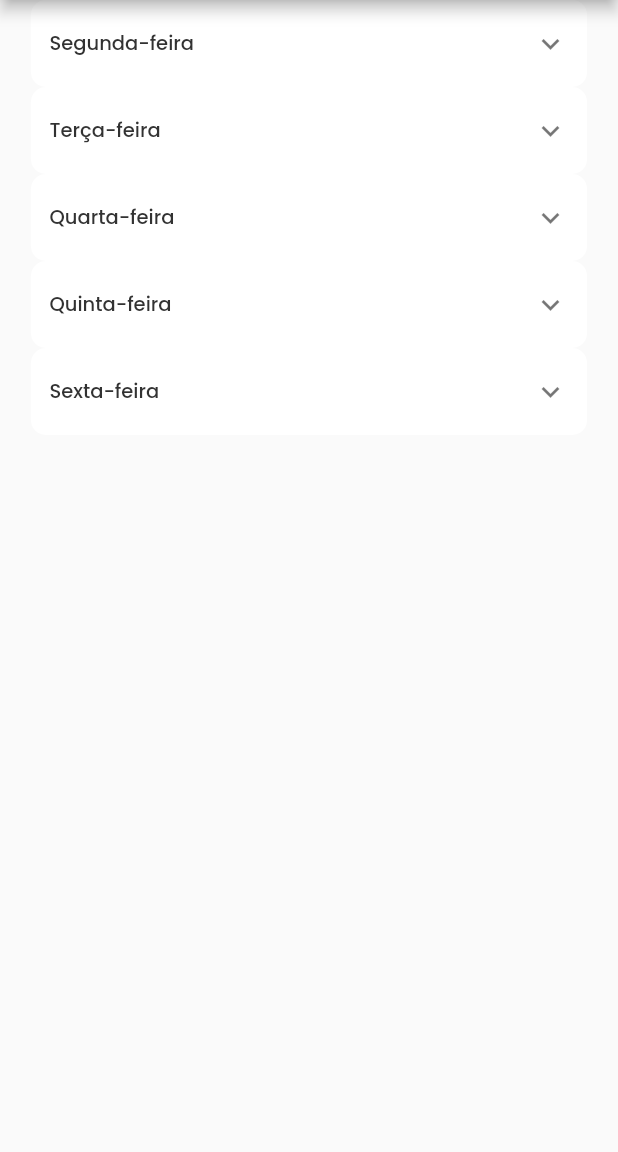
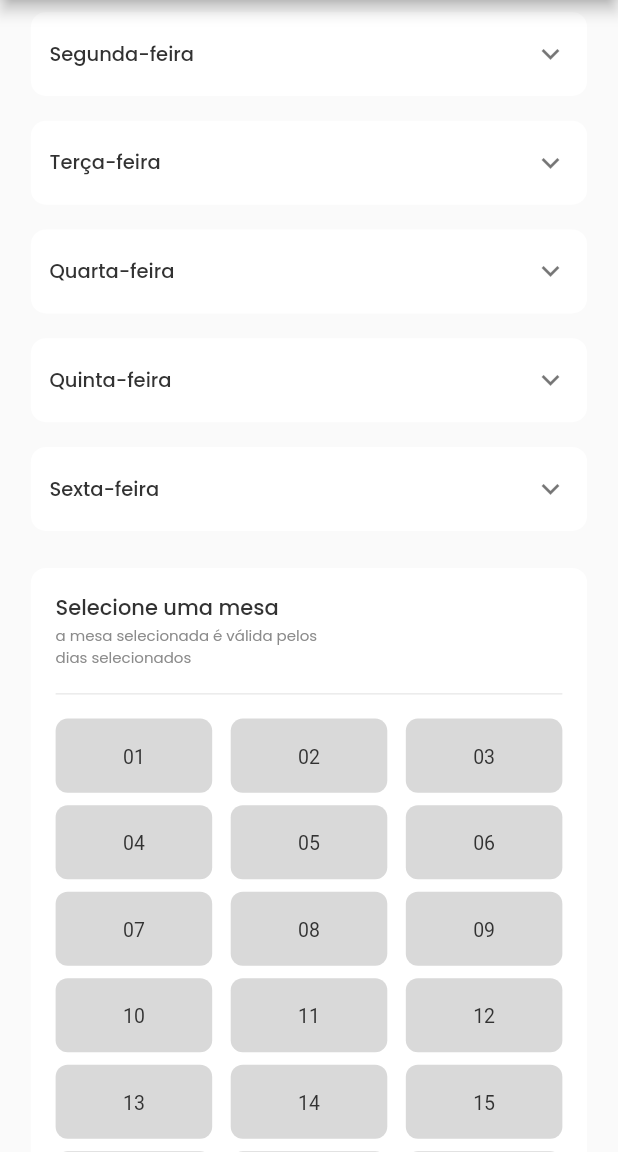
Before and after one commit to LAMPI-Oficial/Easy-Flow, a Flutter app: the screen it shows after launch, on a phone screen of 412 x 824 dp, the part 84-1236 px from its top. Run offline on Flutter 3.47's test engine with Material 2 defaults, Android fonts, the phone set to English and light mode, and no system bars; our stand-ins replace auto_size_text, get, result_dart; missing offline and left inert: stylish_dialog; accounts and stored records are empty; Roboto replaces fonts that are missing (Segoe UI).

Commit message:
add choose_table_widget

```diff
--- a/lib/layers/modules/add_horary/add_horary_page.dart
+++ b/lib/layers/modules/add_horary/add_horary_page.dart
@@ -1,5 +1,5 @@
 import 'package:easyflow/layers/modules/add_horary/widgets/add_day_widget.dart';
-// import 'package:flutter/cupertino.dart';
+import 'package:easyflow/layers/modules/add_horary/widgets/choose_table_widget.dart';
 import 'package:flutter/material.dart';
 import 'package:get/get.dart';
 
@@ -10,6 +10,9 @@ class AddHoraryPage extends GetView<AddHoraryController> {
 
   @override
   Widget build(BuildContext context) {
+    final medHeight = MediaQuery.of(context).size.height;
+    // final medWidth = MediaQuery.of(context).size.width;
+
     return GetBuilder<AddHoraryController>(
       init: AddHoraryController(),
       initState: (_) {},
@@ -21,7 +24,13 @@ class AddHoraryPage extends GetView<AddHoraryController> {
                 title: const Text('Horário'),
               ),
               body: SafeArea(
+                child: SingleChildScrollView(
                   child: Center(
+                    child: Padding(
+                      padding: const EdgeInsets.only(
+                        top: 8,
+                        bottom: 8,
+                      ),
                       child: Column(
                         children: [
                           AddDayWidget(
@@ -29,27 +38,49 @@ class AddHoraryPage extends GetView<AddHoraryController> {
                             aux: 0,
                             title: "Segunda-feira",
                           ),
-                      AddDayWidget(
+                          Padding(
+                            padding: EdgeInsets.symmetric(
+                              vertical: medHeight * .02,
+                            ),
+                            child: AddDayWidget(
                               selected: _.selectedTer,
                               aux: 1,
                               title: "Terça-feira",
+                            ),
                           ),
                           AddDayWidget(
                             selected: _.selectedQua,
                             aux: 2,
                             title: "Quarta-feira",
                           ),
-                      AddDayWidget(
+                          Padding(
+                            padding: EdgeInsets.symmetric(
+                              vertical: medHeight * .02,
+                            ),
+                            child: AddDayWidget(
                               selected: _.selectedQui,
                               aux: 3,
                               title: "Quinta-feira",
+                            ),
                           ),
                           AddDayWidget(
                             selected: _.selectedSex,
                             aux: 4,
                             title: "Sexta-feira",
                           ),
+                          Padding(
+                            padding: EdgeInsets.symmetric(
+                              vertical: medHeight * .03,
+                            ),
+                            child: const ChooseTableWidget(
+                              title: "Selecione uma mesa",
+                              subtitle:
+                                  "a mesa selecionada é válida pelos\ndias selecionados",
+                            ),
+                          )
                         ],
+                      ),
+                    ),
                   ),
                 ),
               ),
--- a/lib/layers/modules/add_horary/widgets/add_day_widget.dart
+++ b/lib/layers/modules/add_horary/widgets/add_day_widget.dart
@@ -24,13 +24,19 @@ class AddDayWidget extends GetView<AddHoraryController> {
       init: AddHoraryController(),
       initState: (_) {},
       builder: (_) {
-        return Container(
+        return SizedBox(
           width: medWidth * .90,
-          decoration: BoxDecoration(
-            color: Colors.white,
-            borderRadius: BorderRadius.circular(10),
-          ),
           child: ExpansionTile(
+            backgroundColor: Colors.white,
+            collapsedBackgroundColor: Colors.white,
+            shape: OutlineInputBorder(
+              borderRadius: BorderRadius.circular(10),
+              borderSide: BorderSide.none,
+            ),
+            collapsedShape: OutlineInputBorder(
+              borderRadius: BorderRadius.circular(10),
+              borderSide: BorderSide.none,
+            ),
             title: Text(
               title,
               style: const TextStyle(
@@ -42,7 +48,7 @@ class AddDayWidget extends GetView<AddHoraryController> {
             ),
             tilePadding: EdgeInsets.symmetric(horizontal: medWidth * .03),
             childrenPadding: EdgeInsets.only(
-              bottom: medHeight * .01,
+              bottom: medHeight * .02,
               left: medWidth * .03,
               right: medWidth * .03,
             ),
@@ -53,10 +59,13 @@ class AddDayWidget extends GetView<AddHoraryController> {
             children: [
               Padding(
                 padding: EdgeInsets.only(bottom: medHeight * .02),
-                child: const Divider(height: 0),
+                child: const Divider(
+                  height: 1,
+                  thickness: 1,
+                ),
               ),
               SizedBox(
-                height: medHeight * .05,
+                height: medHeight * .06,
                 width: medWidth,
                 child: ListView.separated(
                   itemCount: 3,
@@ -92,61 +101,7 @@ class AddDayWidget extends GetView<AddHoraryController> {
                     );
                   },
                 ),
-              )
-              // SizedBox(
-              //   height: medHeight * .05,
-              //   width: medWidth,
-              //   child: Row(
-              //     mainAxisAlignment: MainAxisAlignment.spaceBetween,
-              //     children: [
-              //       SizedBox(
-              //         width: medWidth * .26,
-              //         child: ElevatedButton(
-              //           style: selected == 0
-              //               ? onElevatedButton
-              //               : offElevatedButton,
-              //           onPressed: () {
-              //             _.selected(0, aux);
-              //           },
-              //           child: Text(
-              //             "Manhã",
-              //             style: selected == 0 ? onTextStyle : offTextStyle,
-              //           ),
-              //         ),
-              //       ),
-              //       SizedBox(
-              //         width: medWidth * .26,
-              //         child: ElevatedButton(
-              //           style: selected == 1
-              //               ? onElevatedButton
-              //               : offElevatedButton,
-              //           onPressed: () {
-              //             _.selected(1, aux);
-              //           },
-              //           child: Text(
-              //             "Tarde",
-              //             style: selected == 1 ? onTextStyle : offTextStyle,
-              //           ),
-              //         ),
-              //       ),
-              //       SizedBox(
-              //         width: medWidth * .26,
-              //         child: ElevatedButton(
-              //           style: selected == 2
-              //               ? onElevatedButton
-              //               : offElevatedButton,
-              //           onPressed: () {
-              //             _.selected(2, aux);
-              //           },
-              //           child: Text(
-              //             "Noite",
-              //             style: selected == 2 ? onTextStyle : offTextStyle,
-              //           ),
-              //         ),
-              //       ),
-              //     ],
-              //   ),
-              // )
+              ),
             ],
           ),
         );
--- /dev/null
+++ b/lib/layers/modules/add_horary/widgets/choose_table_widget.dart
@@ -0,0 +1,96 @@
+import 'package:flutter/material.dart';
+import 'package:get/get.dart';
+import 'package:intl/intl.dart';
+
+import '../add_horary_controller.dart';
+
+class ChooseTableWidget extends GetView<AddHoraryController> {
+  final String title;
+  final String subtitle;
+
+  const ChooseTableWidget({
+    required this.title,
+    required this.subtitle,
+    super.key,
+  });
+
+  @override
+  Widget build(BuildContext context) {
+    final medHeight = MediaQuery.of(context).size.height;
+    final medWidth = MediaQuery.of(context).size.width;
+
+    final NumberFormat formatter = NumberFormat("00");
+
+    return Container(
+      width: medWidth * .90,
+      decoration: BoxDecoration(
+        color: Colors.white,
+        borderRadius: BorderRadius.circular(10),
+      ),
+      child: Center(
+        child: Padding(
+          padding: EdgeInsets.symmetric(
+            vertical: medHeight * .02,
+            horizontal: medWidth * .04,
+          ),
+          child: Column(
+            crossAxisAlignment: CrossAxisAlignment.start,
+            children: [
+              Text(
+                title,
+                maxLines: 1,
+                style: const TextStyle(
+                  fontFamily: "Poppins",
+                  fontSize: 14,
+                  fontWeight: FontWeight.w500,
+                  color: Color(0xff323232),
+                ),
+              ),
+              Text(
+                subtitle,
+                maxLines: 2,
+                style: const TextStyle(
+                  fontFamily: "Poppins",
+                  fontSize: 10,
+                  fontWeight: FontWeight.w400,
+                  color: Color(0xff8B8B8B),
+                ),
+              ),
+              Divider(height: medHeight * .04),
+              SizedBox(
+                height: medHeight * .48,
+                child: GridView.builder(
+                  itemCount: 21,
+                  gridDelegate: SliverGridDelegateWithFixedCrossAxisCount(
+                    crossAxisCount: 3,
+                    crossAxisSpacing: medWidth * .03,
+                    mainAxisSpacing: medHeight * .01,
+                    mainAxisExtent: medHeight * .06,
+                  ),
+                  itemBuilder: (context, index) {
+                    return ElevatedButton(
+                      onPressed: () {},
+                      style: ElevatedButton.styleFrom(
+                        backgroundColor: const Color(0xffD9D9D9),
+                        elevation: 0,
+                      ),
+                      child: Text(
+                        formatter.format(index + 1),
+                        style: const TextStyle(
+                          fontFamily: "Segoe UI",
+                          fontSize: 13,
+                          fontWeight: FontWeight.w400,
+                          color: Color(0xff323232),
+                        ),
+                      ),
+                    );
+                  },
+                ),
+              ),
+            ],
+          ),
+        ),
+      ),
+    );
+  }
+}
--- a/pubspec.yaml
+++ b/pubspec.yaml
@@ -39,6 +39,7 @@ dependencies:
   result_dart: ^1.0.5
   auto_size_text: ^3.0.0
   stylish_dialog: ^1.0.2
+  intl: ^0.18.0
 
 
 dev_dependencies:
```
Lines whose indentation alone changed are shown as unchanged.
